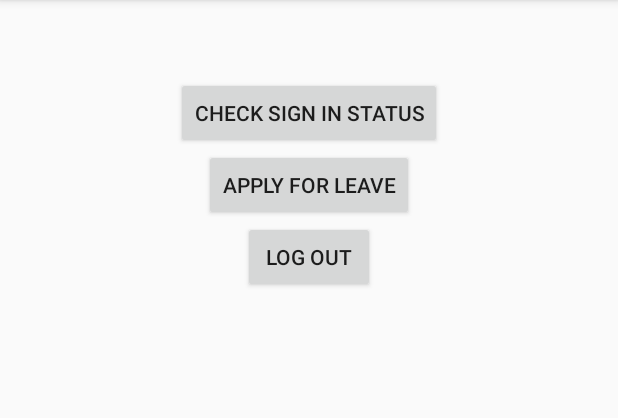
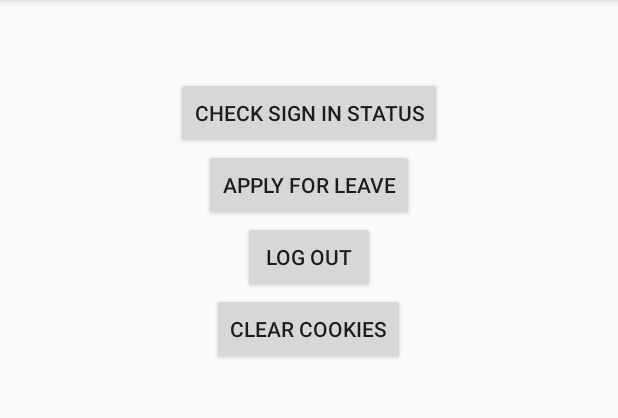
Before and after one commit to lezwon/HostelAttendance, an Android app: the screen it shows after launch (CheckAttendanceActivity), on a phone screen of 412 x 824 dp, the part 84-502 px from its top. Run offline under Robolectric (Android 15) with nearby library versions, the phone set to English and light mode, and no system bars; our stand-ins replace ButterKnife; libraries missing offline, so code that uses them is left out: com.loopj.android, cz.msebera.android; 3 statements that could not run were skipped.

Commit message:
fixed login issues

```diff
--- a/app/src/main/res/layout/activity_check_attendance.xml
+++ b/app/src/main/res/layout/activity_check_attendance.xml
@@ -53,6 +53,14 @@
             android:layout_gravity="center"
     />
 
+    <Button
+            android:id="@+id/btn_clear_cookies"
+            android:layout_width="wrap_content"
+            android:layout_height="wrap_content"
+            android:text="Clear Cookies"
+            android:layout_gravity="center"
+    />
+
     <TextView
             android:id="@+id/signInText"
             android:layout_width="wrap_content"
--- a/app/src/main/res/layout/activity_login.xml
+++ b/app/src/main/res/layout/activity_login.xml
@@ -32,6 +32,7 @@
                 android:inputType="number"
                 android:maxLines="1"
                 android:hint="Register Number"
+                android:text=""
                 />
 
             </android.support.design.widget.TextInputLayout>
@@ -50,6 +51,7 @@
                 android:inputType="numberPassword"
                 android:maxLines="1"
                 android:hint="Password"
+                android:text=""
                 />
 
             </android.support.design.widget.TextInputLayout>
@@ -58,6 +60,7 @@
                     android:id="@+id/chk_rememberMe"
                     android:layout_width="wrap_content"
                     android:layout_height="wrap_content"
+                    android:checked="true"
                     android:text="Remember Me"
             />
 
```
Also changed, not shown: app/src/main/java/edu/app/hostelattendance/CheckAttendanceActivity.java (+9 -4 lines), app/src/main/java/edu/app/hostelattendance/LoginActivity.java (+7 -5 lines).
